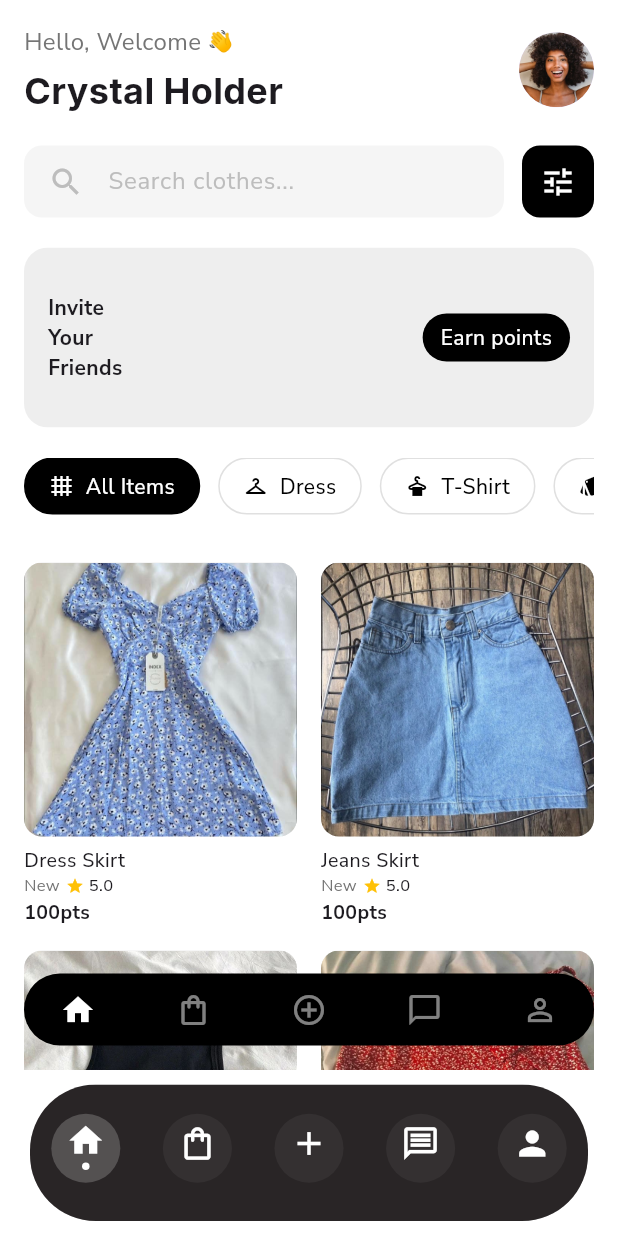
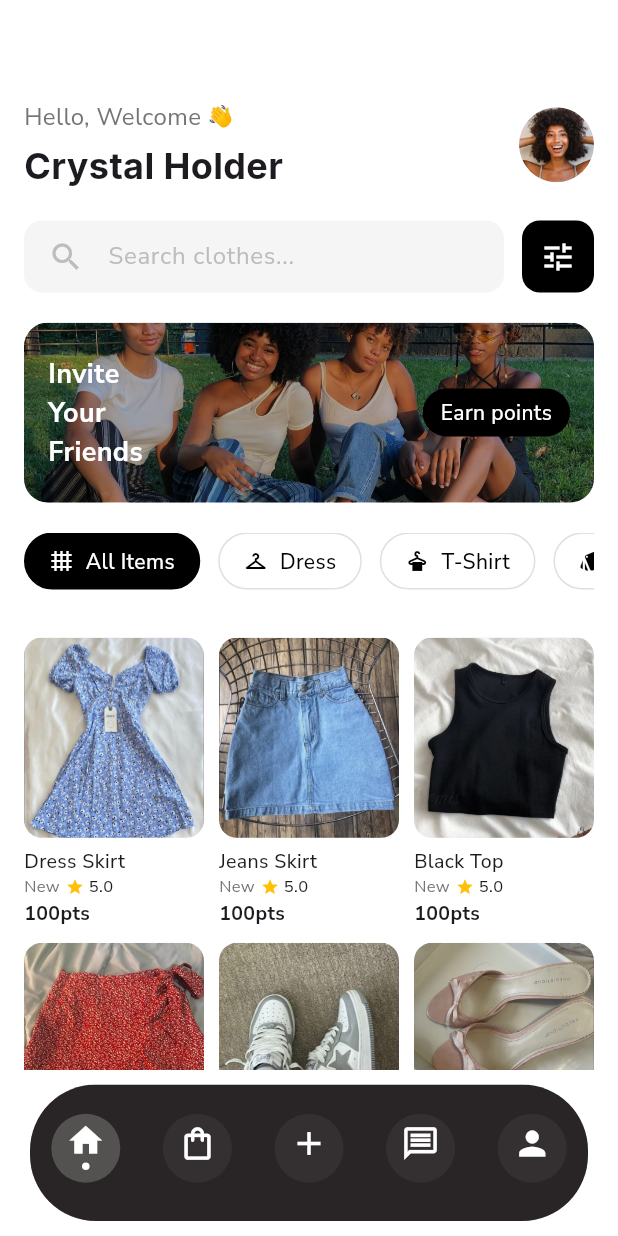
Before and after one commit to julianacholder/ecothreads_flutter, a Flutter app: the screen it shows after launch, on a phone screen of 412 x 824 dp. Run offline on Flutter 3.47's test engine with Material 3 defaults, Android fonts, the phone set to English and light mode, and no system bars; our stand-ins replace google_fonts, material_symbols_icons.

Commit message:
merged branches

```diff
--- a/ecothreads/lib/pages/home_page.dart
+++ b/ecothreads/lib/pages/home_page.dart
@@ -29,7 +29,9 @@ class _HomePageState extends State<HomePage> {
   Widget build(BuildContext context) {
     return Scaffold(
       backgroundColor: Colors.white,
-      body: SafeArea(
+      body: Padding(
+        padding: const EdgeInsets.only(top: 50.0),
+        child: SafeArea(
           child: Stack(
             children: [
               CustomScrollView(
@@ -57,8 +59,8 @@ class _HomePageState extends State<HomePage> {
                   ),
                 ],
               ),
-            _buildBottomNavigation(),
             ],
+          ),
         ),
       ),
     );
@@ -146,8 +148,18 @@ class _HomePageState extends State<HomePage> {
       child: Container(
         height: 120,
         width: double.infinity,
+        decoration: const BoxDecoration(
+          image: DecorationImage(
+            image: AssetImage('assets/images/friends.jpg'),
+            fit: BoxFit
+                .cover, // Add this to make image cover the entire container
+          ),
+        ),
+        // Add a dark overlay to make text more readable
+        child: Container(
           decoration: BoxDecoration(
-          color: Colors.grey[200],
+            color:
+                Colors.black.withOpacity(0.3), // Add a semi-transparent overlay
           ),
           child: Row(
             mainAxisAlignment: MainAxisAlignment.spaceBetween,
@@ -158,6 +170,9 @@ class _HomePageState extends State<HomePage> {
                   'Invite\nYour\nFriends',
                   style: TextStyle(
                     fontWeight: FontWeight.bold,
+                    color:
+                        Colors.white, // Change text color for better visibility
+                    fontSize: 18,
                   ),
                 ),
               ),
@@ -180,6 +195,7 @@ class _HomePageState extends State<HomePage> {
                 ),
               ),
             ],
+          ),
         ),
       ),
     );
@@ -245,10 +261,10 @@ class _HomePageState extends State<HomePage> {
       padding: const EdgeInsets.symmetric(horizontal: 16, vertical: 16),
       sliver: SliverGrid(
         gridDelegate: const SliverGridDelegateWithFixedCrossAxisCount(
-          crossAxisCount: 2,
-          childAspectRatio: 0.75,
-          crossAxisSpacing: 16,
-          mainAxisSpacing: 16,
+          crossAxisCount: 3,
+          childAspectRatio: 0.62,
+          crossAxisSpacing: 10,
+          mainAxisSpacing: 10,
         ),
         delegate: SliverChildBuilderDelegate(
           (context, index) => _buildItemCard(filteredItems[index]),
@@ -315,30 +331,30 @@ class _HomePageState extends State<HomePage> {
     );
   }
 
-  Widget _buildBottomNavigation() {
-    return Positioned(
-      left: 16,
-      right: 16,
-      bottom: 16,
-      child: Container(
-        padding: const EdgeInsets.symmetric(horizontal: 24, vertical: 12),
-        decoration: BoxDecoration(
-          color: Colors.black,
-          borderRadius: BorderRadius.circular(32),
-        ),
-        child: Row(
-          mainAxisAlignment: MainAxisAlignment.spaceBetween,
-          children: [
-            _buildNavItem(Icons.home, true),
-            _buildNavItem(Icons.shopping_bag_outlined, false),
-            _buildNavItem(Icons.add_circle_outline, false),
-            _buildNavItem(Icons.chat_bubble_outline, false),
-            _buildNavItem(Icons.person_outline, false),
-          ],
-        ),
-      ),
-    );
-  }
+  // Widget _buildBottomNavigation() {
+  //   return Positioned(
+  //     left: 16,
+  //     right: 16,
+  //     bottom: 16,
+  //     child: Container(
+  //       padding: const EdgeInsets.symmetric(horizontal: 24, vertical: 12),
+  //       decoration: BoxDecoration(
+  //         color: Colors.black,
+  //         borderRadius: BorderRadius.circular(32),
+  //       ),
+  //       child: Row(
+  //         mainAxisAlignment: MainAxisAlignment.spaceBetween,
+  //         children: [
+  //           _buildNavItem(Icons.home, true),
+  //           _buildNavItem(Icons.shopping_bag_outlined, false),
+  //           _buildNavItem(Icons.add_circle_outline, false),
+  //           _buildNavItem(Icons.chat_bubble_outline, false),
+  //           _buildNavItem(Icons.person_outline, false),
+  //         ],
+  //       ),
+  //     ),
+  //   );
+  // }
 
   Widget _buildNavItem(IconData icon, bool isSelected) {
     return Icon(
```
Lines whose indentation alone changed are shown as unchanged.
